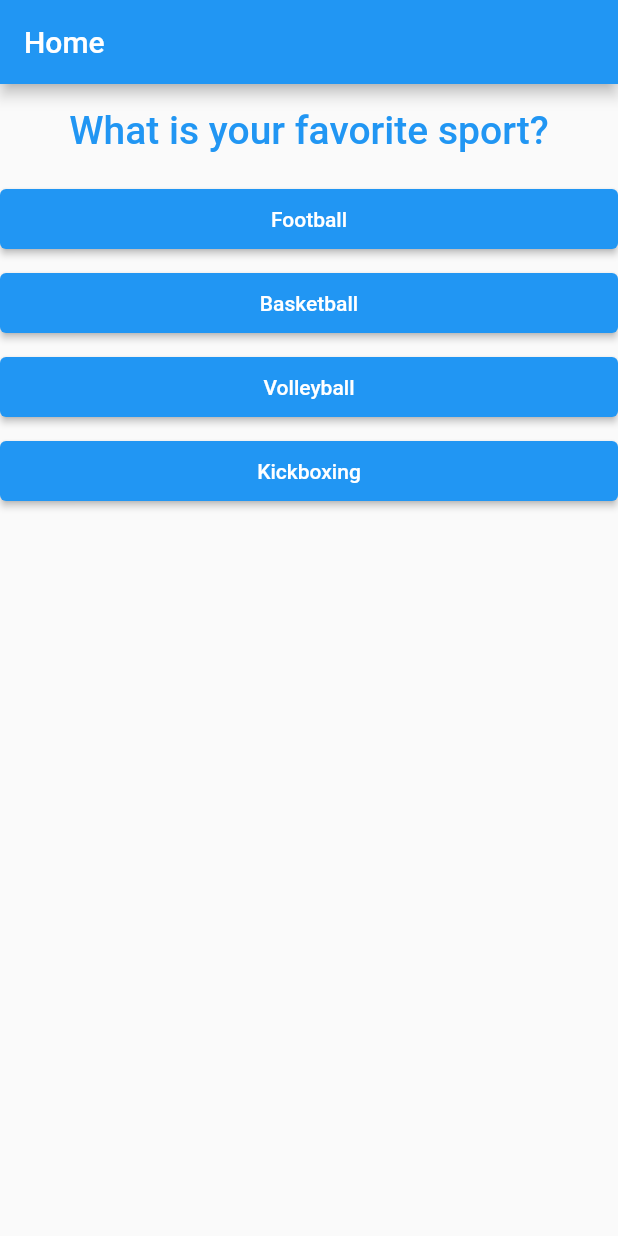
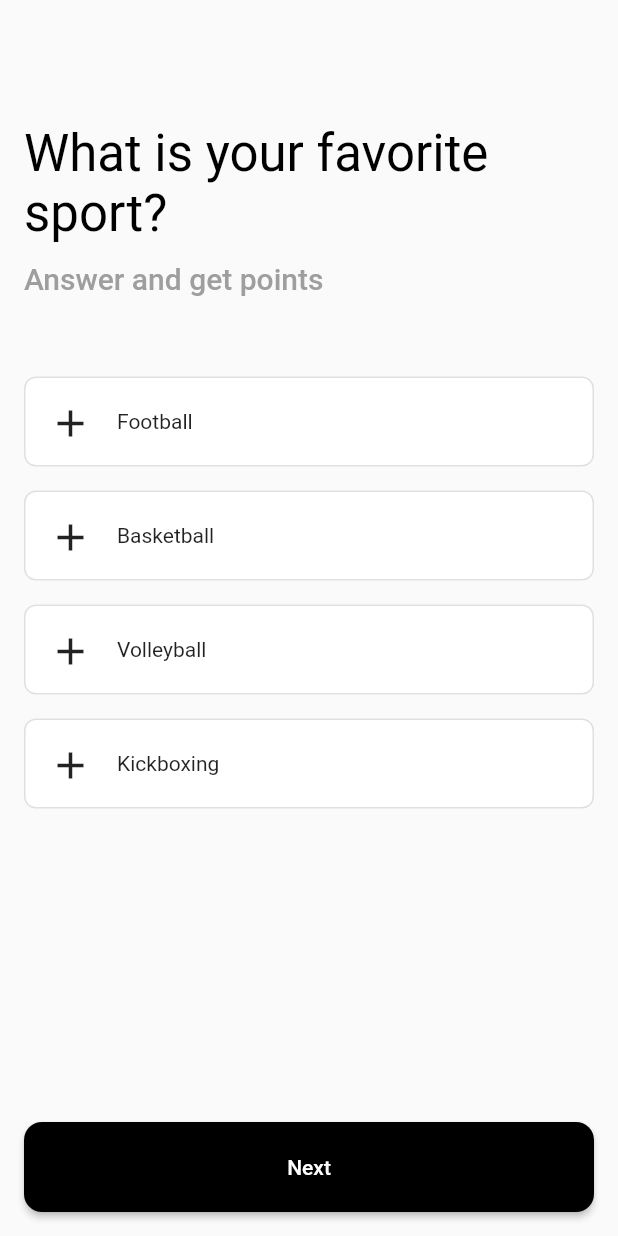
Before and after one commit to TarekAlabd/Quiz-App-Flutter-Course, a Flutter app: the screen it shows after launch, on a phone screen of 412 x 824 dp. Run offline on Flutter 3.47's test engine with Material 2 defaults, Android fonts, the light colour scheme and no system bars.

Commit message:
feat: enhance the ui of the quiz app

```diff
--- a/lib/pages/home_page.dart
+++ b/lib/pages/home_page.dart
@@ -21,13 +21,19 @@ class _HomePageState extends State<HomePage> {
   Widget build(BuildContext context) {
     showTotalScore = myTotalScore >= resultedScore;
     return Scaffold(
-      appBar: AppBar(
-        title: const Text('Home'),
-      ),
-      body: !showTotalScore
-          ? Column(
+      // appBar: AppBar(
+      //   title: const Text('Home'),
+      // ),
+      body: SafeArea(
+        child: !showTotalScore
+            ? Padding(
+                padding: const EdgeInsets.all(16.0),
+                child: Column(
+                  crossAxisAlignment: CrossAxisAlignment.start,
                   children: [
+                    const SizedBox(height: 50),
                     QuestionItem(questionItem: questions[questionIndex]),
+                    const SizedBox(height: 30),
                     Column(
                       children: questions[questionIndex]
                           .availableAnswers
@@ -48,7 +54,23 @@ class _HomePageState extends State<HomePage> {
                           )
                           .toList(),
                     ),
+                    const Spacer(),
+                    SizedBox(
+                      height: 60,
+                      width: double.infinity,
+                      child: ElevatedButton(
+                        onPressed: () {},
+                        style: ElevatedButton.styleFrom(
+                          backgroundColor: Colors.black,
+                          shape: RoundedRectangleBorder(
+                            borderRadius: BorderRadius.circular(12.0),
+                          ),
+                        ),
+                        child: const Text('Next'),
+                      ),
+                    ),
                   ],
+                ),
               )
             : TotalScorePart(
                 myTotalScore: myTotalScore,
@@ -59,6 +81,7 @@ class _HomePageState extends State<HomePage> {
                   });
                 },
               ),
+      ),
     );
   }
 }
--- a/lib/widgets/answer_item.dart
+++ b/lib/widgets/answer_item.dart
@@ -15,15 +15,37 @@ class AnswerItem extends StatelessWidget {
     return Padding(
       padding: const EdgeInsets.symmetric(vertical: 8),
       child: SizedBox(
-        height: 40,
+        height: 60,
         width: double.infinity,
-        child: ElevatedButton(
-          onPressed: () {
-            answerMap.onPressed();
-            questionIndexChangeCallback();
-          },
-          child: Text(answerMap.title),
+        child: DecoratedBox(
+          decoration: BoxDecoration(
+            border: Border.all(
+              color: Colors.black12,
+            ),
+            borderRadius: BorderRadius.circular(8.0),
+            color: Colors.white,
+          ),
+          child: Padding(
+            padding: const EdgeInsets.all(16.0),
+            child: Row(
+              children: [
+                const Icon(
+                  Icons.add,
+                  size: 30,
+                ),
+                const SizedBox(width: 16.0),
+                Text(answerMap.title),
+              ],
+            ),
+          ),
         ),
+        // child: ElevatedButton(
+        //   onPressed: () {
+        //     answerMap.onPressed();
+        //     questionIndexChangeCallback();
+        //   },
+        //   child: Text(answerMap.title),
+        // ),
       ),
     );
   }
--- a/lib/widgets/question_item.dart
+++ b/lib/widgets/question_item.dart
@@ -9,13 +9,23 @@ class QuestionItem extends StatelessWidget {
   Widget build(BuildContext context) {
     return Padding(
       padding: const EdgeInsets.only(top: 16, bottom: 16),
-      child: Text(
-        questionItem.title,
-        style: const TextStyle(
-          fontSize: 26,
-          fontWeight: FontWeight.w500,
-          color: Colors.blue,
-        ),
+      child: Column(
+        crossAxisAlignment: CrossAxisAlignment.start,
+        children: [
+          Text(
+            questionItem.title,
+            style: Theme.of(context).textTheme.headlineMedium!.copyWith(
+                  color: Colors.black,
+                ),
+          ),
+          const SizedBox(height: 12.0),
+          Text(
+            'Answer and get points',
+            style: Theme.of(context).textTheme.titleLarge!.copyWith(
+                  color: Colors.grey,
+                ),
+          ),
+        ],
       ),
     );
   }
```
Lines whose indentation alone changed are shown as unchanged.
